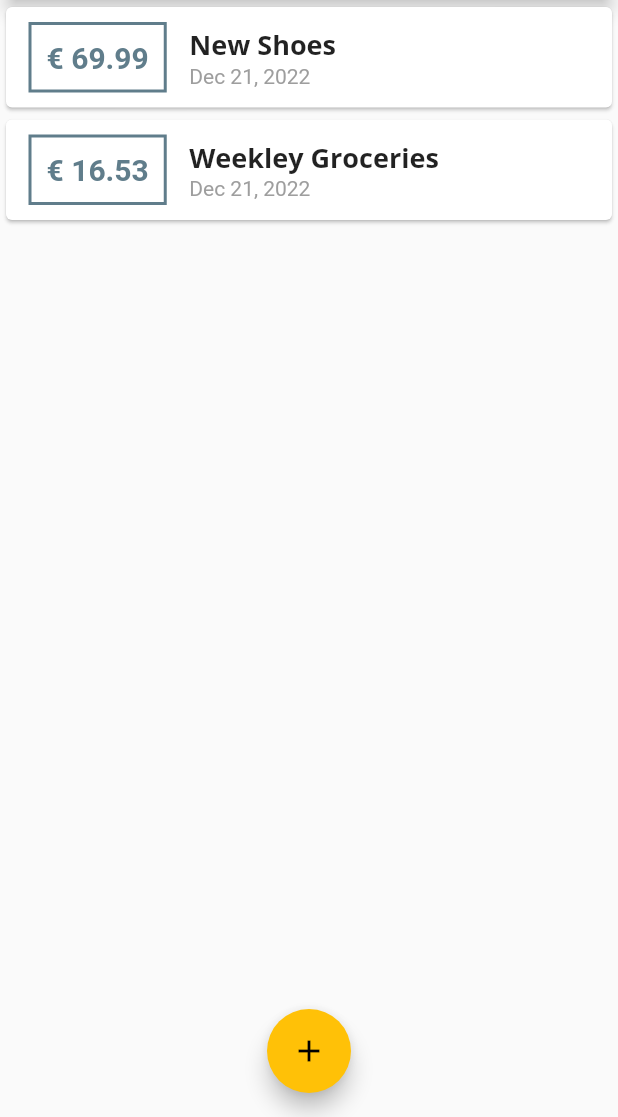
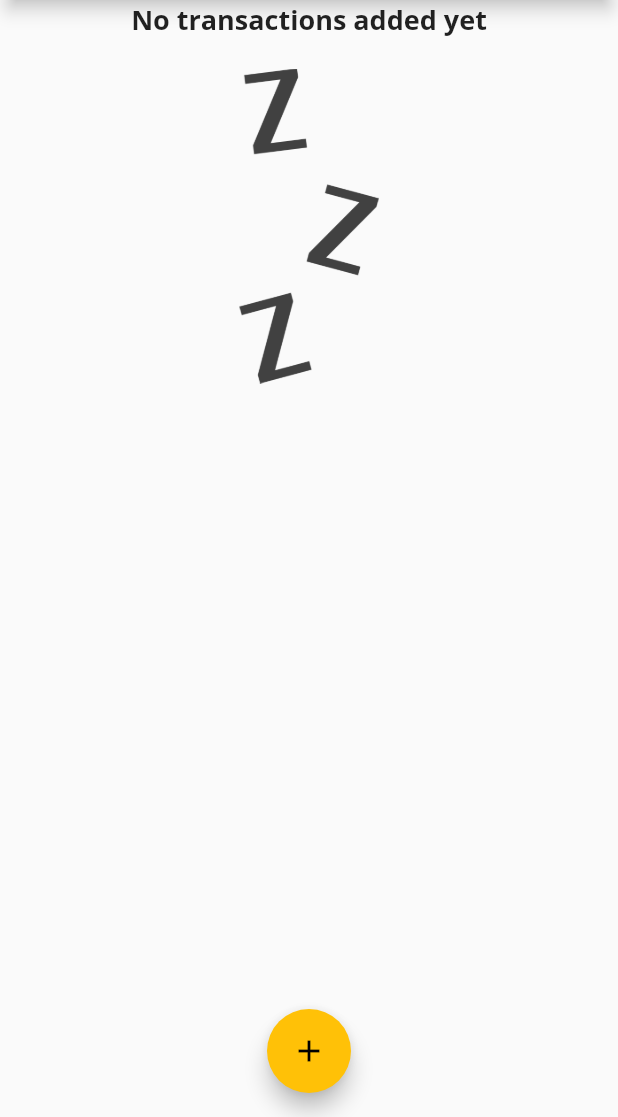
Before and after one commit to airinpopcorn/expenses_project, a Flutter app: the screen it shows after launch, on a phone screen of 412 x 824 dp, the part 119-1236 px from its top. Run offline on Flutter 3.47's test engine with Material 2 defaults, Android fonts, the phone set to English and light mode, and no system bars.

Commit message:
Add images when there is no transactions

```diff
--- a/lib/main.dart
+++ b/lib/main.dart
@@ -42,13 +42,13 @@ class MyHomePage extends StatefulWidget {
 
 class _MyHomePageState extends State<MyHomePage> {
   final List<Transaction> _userTransactions = [
-    Transaction(
+    /* Transaction(
         id: "t1", title: "New Shoes", amount: 69.99, date: DateTime.now()),
     Transaction(
         id: "t2",
         title: "Weekley Groceries",
         amount: 16.53,
-        date: DateTime.now())
+        date: DateTime.now()) */
   ];
 
   void _addNewTransaction(String title, double amount) {
--- a/lib/widgets/transaction_list.dart
+++ b/lib/widgets/transaction_list.dart
@@ -10,13 +10,33 @@ class TransactionList extends StatelessWidget {
   Widget build(BuildContext context) {
     return Container(
         height: 300,
-        child: ListView.builder(
+        child: transactions.isEmpty
+            ? Column(
+                children: [
+                  Text(
+                    "No transactions added yet",
+                    style: Theme.of(context).textTheme.titleMedium,
+                  ),
+                  const SizedBox(
+                    height: 20,
+                  ),
+                  Container(
+                    height: 210,
+                    child: Image.asset(
+                      "assets/images/waiting.png",
+                      fit: BoxFit.cover,
+                    ),
+                  ),
+                ],
+              )
+            : ListView.builder(
                 itemBuilder: (context, index) {
                   return Card(
                     child: Row(
                       children: [
                         Container(
-                    margin: EdgeInsets.symmetric(vertical: 10, horizontal: 15),
+                          margin: EdgeInsets.symmetric(
+                              vertical: 10, horizontal: 15),
                           decoration: BoxDecoration(
                             border: Border.all(
                               color: Theme.of(context).primaryColor,
@@ -39,7 +59,8 @@ class TransactionList extends StatelessWidget {
                               style: Theme.of(context).textTheme.titleMedium,
                             ),
                             Text(
-                        DateFormat.yMMMd().format(transactions[index].date),
+                              DateFormat.yMMMd()
+                                  .format(transactions[index].date),
                               style: TextStyle(color: Colors.grey),
                             )
                           ],
--- a/pubspec.yaml
+++ b/pubspec.yaml
@@ -59,8 +59,8 @@ flutter:
   uses-material-design: true
 
   # To add assets to your application, add an assets section, like this:
-  # assets:
-  #   - images/a_dot_burr.jpeg
+  assets:
+    - assets/images/waiting.png
   #   - images/a_dot_ham.jpeg
 
   # An image asset can refer to one or more resolution-specific "variants", see
```
Also changed, not shown: assets/images/waiting.png (added). Lines whose indentation alone changed are shown as unchanged.
